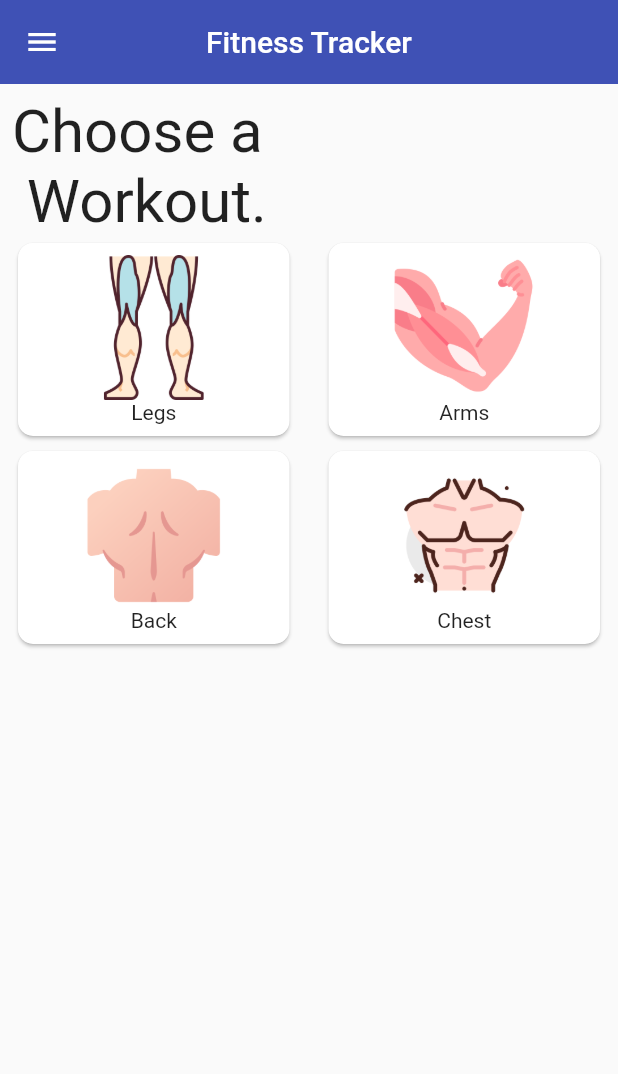
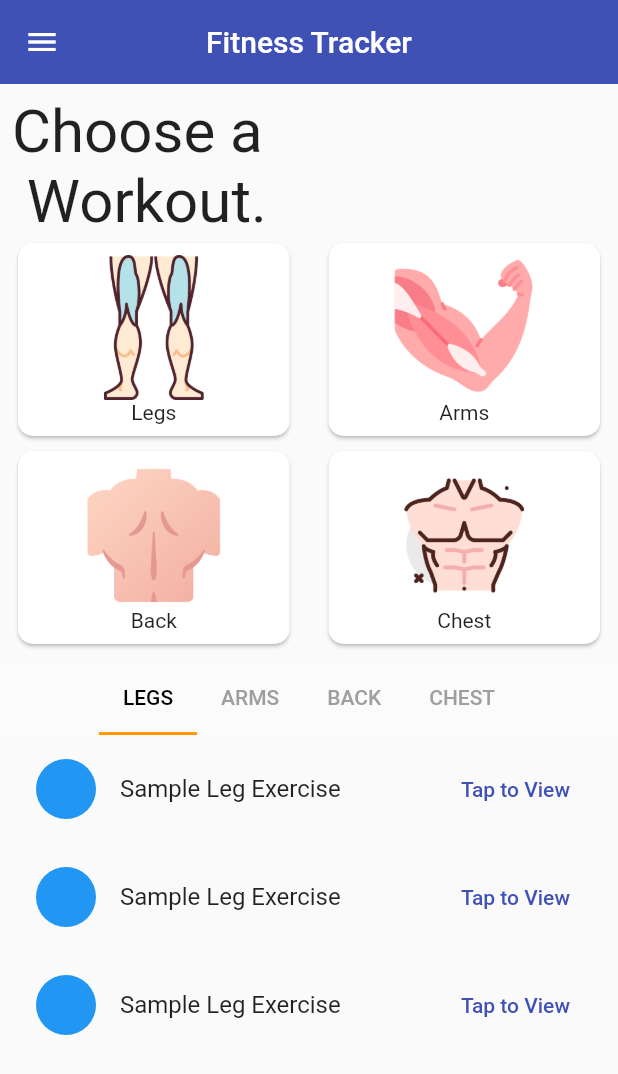
Before and after one commit to J-A-Christopher/gym_app, a Flutter app: the screen it shows after launch, on a phone screen of 412 x 824 dp. Shown: the top 1074 px of the screen. Run offline on Flutter 3.47's test engine with Material 2 defaults, Android fonts, the phone set to English and light mode, and no system bars; our stand-ins replace sqflite; accounts and stored records are empty.

Commit message:
More awesome features

```diff
--- a/lib/screens/home_screen.dart
+++ b/lib/screens/home_screen.dart
@@ -1,5 +1,6 @@
 import 'package:flutter/material.dart';
 import '../widgets/grid_widget.dart';
+import 'nav_bar.dart';
 
 class HomeScreen extends StatelessWidget {
   const HomeScreen({super.key});
@@ -44,9 +45,10 @@ class HomeScreen extends StatelessWidget {
             ],
           ),
         ),
-        body: Column(
-          children: const [
+        body: const Column(
+          children: [
             GridWidget(),
+            NavBar(),
           ],
         ));
   }
--- /dev/null
+++ b/lib/screens/nav_bar.dart
@@ -0,0 +1,57 @@
+import 'package:flutter/material.dart';
+import 'package:gym_app/widgets/tab_content.dart';
+
+class NavBar extends StatefulWidget {
+  const NavBar({super.key});
+
+  @override
+  State<NavBar> createState() => _NavBarState();
+}
+
+class _NavBarState extends State<NavBar> {
+  @override
+  Widget build(BuildContext context) {
+    return DefaultTabController(
+      length: 4,
+      child: Expanded(
+        child: Column(
+          children: [
+            SizedBox(
+              height: 50,
+              child: AppBar(
+                  elevation: 0,
+                  backgroundColor: Colors.white24,
+                  bottom: const PreferredSize(
+                      preferredSize: Size.fromHeight(10),
+                      child: TabBar(
+                          isScrollable: true,
+                          labelColor: Colors.black,
+                          unselectedLabelColor: Colors.grey,
+                          tabs: [
+                            Tab(
+                              text: 'LEGS',
+                            ),
+                            Tab(
+                              text: 'ARMS',
+                            ),
+                            Tab(
+                              text: 'BACK',
+                            ),
+                            Tab(
+                              text: 'CHEST',
+                            )
+                          ]))),
+            ),
+            const Expanded(
+                child: TabBarView(children: [
+              TabContent(),
+              TabContent(),
+              TabContent(),
+              TabContent()
+            ]))
+          ],
+        ),
+      ),
+    );
+  }
+}
--- /dev/null
+++ b/lib/screens/tests.dart
@@ -0,0 +1,22 @@
+import 'package:flutter/material.dart';
+import 'package:url_launcher/url_launcher.dart';
+
+class ButtonTest extends StatelessWidget {
+  const ButtonTest({super.key});
+
+  @override
+  Widget build(BuildContext context) {
+    final Uri url = Uri.parse('https://youtu.be/oPoMLfjU-Ng');
+
+    Future<void> _launchUrl() async {
+      if (!await launchUrl(url)) {
+        throw Exception('Could not launch $url');
+      }
+    }
+
+    return Center(
+      child:
+          ElevatedButton(onPressed: _launchUrl, child: const Text('Click me')),
+    );
+  }
+}
--- a/lib/widgets/legs_practice_widget.dart
+++ b/lib/widgets/legs_practice_widget.dart
@@ -2,7 +2,6 @@ import 'package:flutter/material.dart';
 import '../providers/legs_provider.dart';
 import 'package:provider/provider.dart';
 import 'package:intl/intl.dart';
-import 'package:provider/provider.dart';
 
 class LegsPracticeWidget extends StatelessWidget {
   const LegsPracticeWidget({super.key});
--- a/lib/widgets/show_modal_bottom_sheet.dart
+++ b/lib/widgets/show_modal_bottom_sheet.dart
@@ -10,8 +10,8 @@ class ShowModalSheet extends StatefulWidget {
 class _ShowModalSheetState extends State<ShowModalSheet> {
   @override
   Widget build(BuildContext context) {
-    return Column(
-      children: const [],
+    return const Column(
+      children: [],
     );
   }
 }
--- /dev/null
+++ b/lib/widgets/tab_content.dart
@@ -0,0 +1,43 @@
+import 'package:flutter/material.dart';
+import 'package:url_launcher/url_launcher.dart';
+
+class TabContent extends StatelessWidget {
+  const TabContent({super.key});
+
+  @override
+  Widget build(BuildContext context) {
+    final List<String> sites = [
+      'https://youtu.be/LWdhO_OMrHk',
+      'https://youtu.be/Xg9B6pqHUQE',
+      'https://youtu.be/jVabPEjDCHY',
+    ];
+
+    return ListView.builder(
+      itemBuilder: (context, index) {
+        return Padding(
+          padding: const EdgeInsets.all(8.0),
+          child: ListTile(
+            leading: const CircleAvatar(
+              backgroundColor: Colors.blue,
+            ),
+            title: const Text('Sample Leg Exercise'),
+            trailing: TextButton(
+              onPressed: () {
+                final Uri url = Uri.parse(sites[index]);
+                Future<void> _launchUrl() async {
+                  if (!await launchUrl(url)) {
+                    throw Exception('Could not launch $url');
+                  }
+                }
+
+                _launchUrl();
+              },
+              child: const Text('Tap to View'),
+            ),
+          ),
+        );
+      },
+      itemCount: sites.length,
+    );
+  }
+}
--- a/pubspec.yaml
+++ b/pubspec.yaml
@@ -34,6 +34,7 @@ dependencies:
   intl: ^0.18.1
   sqflite: ^2.2.8+4
   path: ^1.8.3
+  url_launcher: ^6.1.11
 
   # The following adds the Cupertino Icons font to your application.
   # Use with the CupertinoIcons class for iOS style icons.
```
Also changed, not shown: pubspec.lock, 5 other files.
